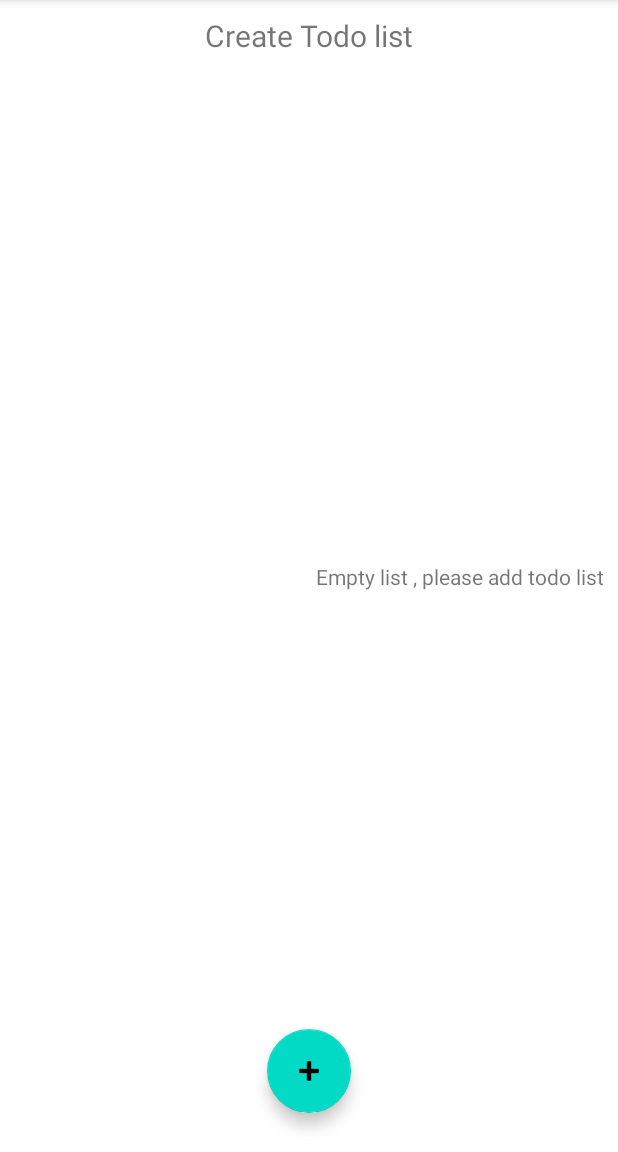
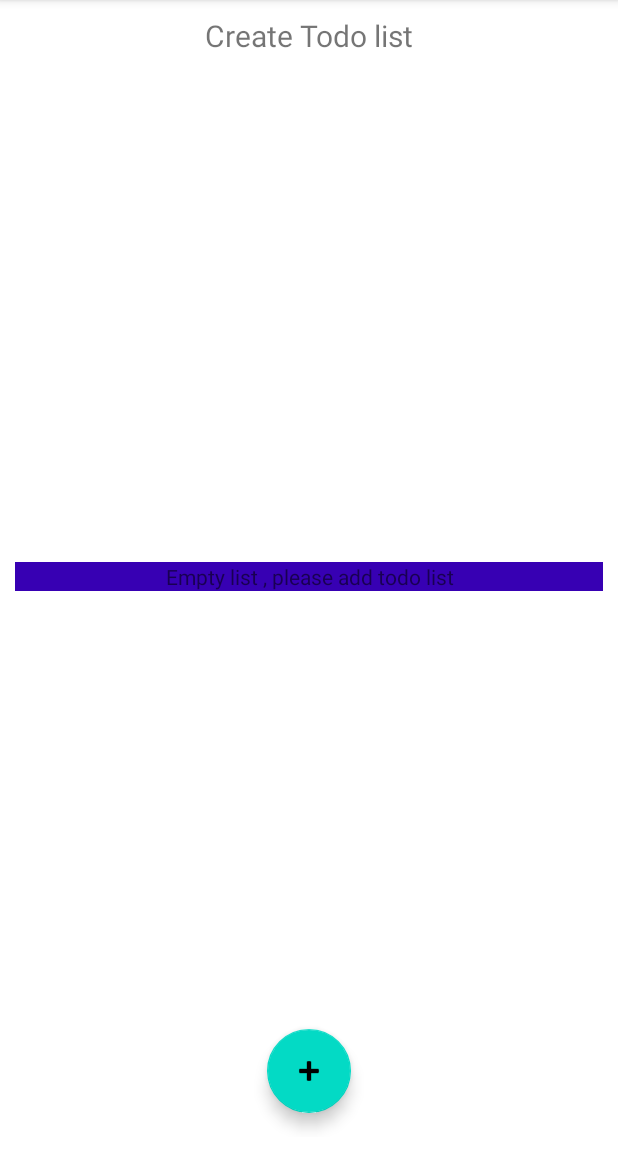
Before and after one commit to chibaba/Simple-Todo, an Android app: the screen it shows after launch (TodoActivity), on a phone screen of 412 x 824 dp, the part 84-1236 px from its top. Run offline under Robolectric (Android 15) with nearby library versions, the phone set to English and light mode, and no system bars.

Commit message:
fixing layout issues

```diff
--- a/app/src/main/res/layout/activity_todo.xml
+++ b/app/src/main/res/layout/activity_todo.xml
@@ -34,6 +34,7 @@
         android:layout_width="0dp"
         android:layout_height="wrap_content"
         android:layout_marginTop="16dp"
+        android:background="@color/cardview_shadow_start_color"
         app:layout_constraintEnd_toEndOf="parent"
         app:layout_constraintHorizontal_bias="0.50"
         app:layout_constraintStart_toStartOf="parent"
@@ -43,11 +44,13 @@
 
     <TextView
         android:id="@+id/empty_tv"
-        android:layout_width="wrap_content"
+        android:layout_width="match_parent"
         android:layout_height="wrap_content"
         android:gravity="center"
         android:text="@string/empty"
         app:layout_constraintBottom_toBottomOf="parent"
+        android:background="@color/design_default_color_primary_variant"
+
         app:layout_constraintEnd_toEndOf="parent"
         app:layout_constraintTop_toTopOf="parent" />
 
```
